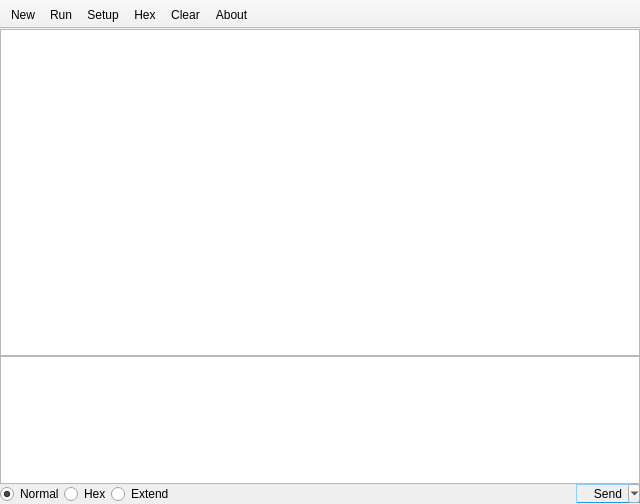
Before: the Qt Designer form pqcom.ui in xiongyihui/pqcom, drawn with Qt 5.
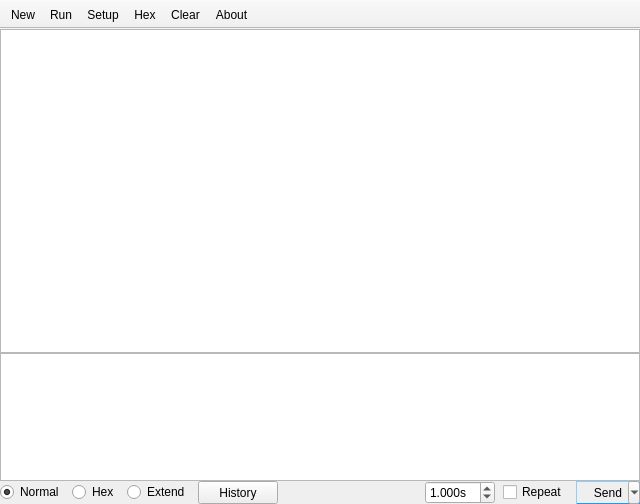
After: the same form once the commit is applied.

Commit message: add repeat sending function

Patch:
```diff
--- a/pqcom.ui
+++ b/pqcom.ui
@@ -29,6 +29,12 @@
     </property>
     <item>
      <widget class="QTextEdit" name="recvTextEdit">
+      <property name="sizePolicy">
+       <sizepolicy hsizetype="Expanding" vsizetype="MinimumExpanding">
+        <horstretch>0</horstretch>
+        <verstretch>0</verstretch>
+       </sizepolicy>
+      </property>
       <property name="font">
        <font>
         <family>Droid Sans Mono</family>
@@ -42,7 +48,7 @@
     <item>
      <widget class="QPlainTextEdit" name="sendPlainTextEdit">
       <property name="sizePolicy">
-       <sizepolicy hsizetype="Expanding" vsizetype="Preferred">
+       <sizepolicy hsizetype="Expanding" vsizetype="MinimumExpanding">
         <horstretch>0</horstretch>
         <verstretch>0</verstretch>
        </sizepolicy>
@@ -75,11 +81,14 @@
     <item>
      <layout class="QHBoxLayout" name="horizontalLayout">
       <property name="spacing">
-       <number>0</number>
+       <number>8</number>
       </property>
       <property name="leftMargin">
        <number>0</number>
       </property>
+      <property name="topMargin">
+       <number>0</number>
+      </property>
       <property name="rightMargin">
        <number>0</number>
       </property>
@@ -107,6 +116,19 @@
         </property>
        </widget>
       </item>
+      <item>
+       <widget class="QPushButton" name="historyButton">
+        <property name="sizePolicy">
+         <sizepolicy hsizetype="Minimum" vsizetype="Preferred">
+          <horstretch>0</horstretch>
+          <verstretch>0</verstretch>
+         </sizepolicy>
+        </property>
+        <property name="text">
+         <string>History</string>
+        </property>
+       </widget>
+      </item>
       <item>
        <spacer name="horizontalSpacer">
         <property name="orientation">
@@ -120,12 +142,41 @@
         </property>
        </spacer>
       </item>
+      <item>
+       <widget class="QDoubleSpinBox" name="periodSpinBox">
+        <property name="enabled">
+         <bool>true</bool>
+        </property>
+        <property name="suffix">
+         <string>s</string>
+        </property>
+        <property name="decimals">
+         <number>3</number>
+        </property>
+        <property name="value">
+         <double>1.000000000000000</double>
+        </property>
+       </widget>
+      </item>
+      <item>
+       <widget class="QCheckBox" name="repeatCheckBox">
+        <property name="text">
+         <string>Repeat</string>
+        </property>
+       </widget>
+      </item>
       <item>
        <widget class="QToolButton" name="sendButton">
+        <property name="sizePolicy">
+         <sizepolicy hsizetype="Fixed" vsizetype="Preferred">
+          <horstretch>0</horstretch>
+          <verstretch>0</verstretch>
+         </sizepolicy>
+        </property>
         <property name="minimumSize">
          <size>
           <width>64</width>
-          <height>0</height>
+          <height>20</height>
          </size>
         </property>
         <property name="styleSheet">
```
Left out of the diff: 17 changed lines with no effect on the pictures. The commit also changes 2 other files.
